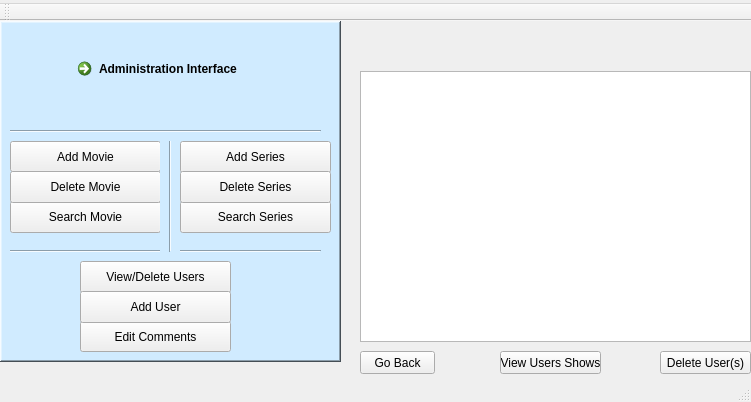
The window that PlotTalk/Forms/adminpage.ui (allanhaywood/CS441) describes before a commit, drawn with Qt 5.
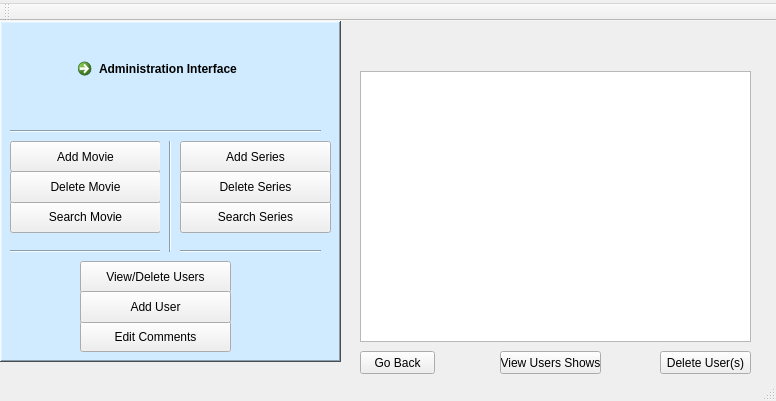
The same window after the commit. Icons and pictures are not drawn.

Commit message: Fixed error with expanding QString, added test material to the databaseManager get all users class

```diff
--- a/PlotTalk/Forms/adminpage.ui
+++ b/PlotTalk/Forms/adminpage.ui
@@ -6,8 +6,8 @@
    <rect>
     <x>0</x>
     <y>0</y>
-    <width>751</width>
-    <height>402</height>
+    <width>776</width>
+    <height>401</height>
    </rect>
   </property>
   <property name="windowTitle">
@@ -546,7 +546,7 @@
     <rect>
      <x>0</x>
      <y>0</y>
-     <width>751</width>
+     <width>776</width>
      <height>21</height>
     </rect>
    </property>
```
The commit also changes 2 other files.
